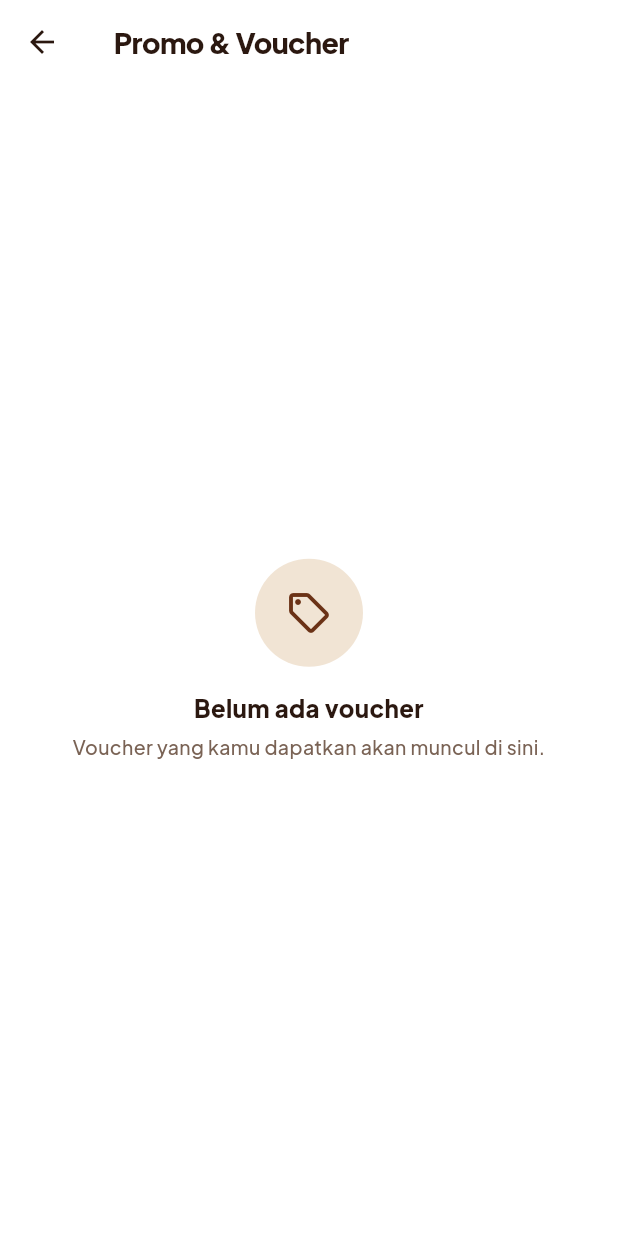
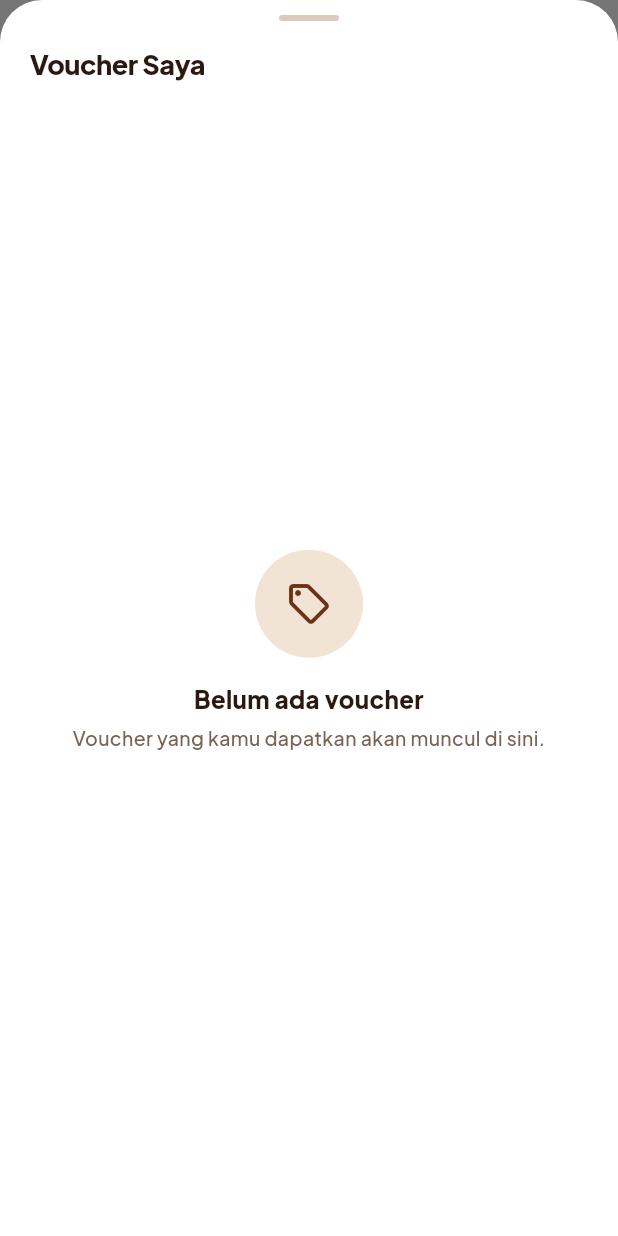
Before and after one commit to ORU25/KopiKita, a Flutter app: the AccountPage widget shown alone on an empty page, opened directly, after a tap on "Notifikasi pesanan", after a tap on "Voucher Saya", on a phone screen of 412 x 824 dp. Run offline on Flutter 3.47's test engine with Material 3 defaults, Android fonts, the light colour scheme and no system bars; our stand-ins replace cached_network_image, cloud_firestore, firebase_auth, firebase_core, image_picker; accounts and stored records are empty.

Commit message:
Voucher Saya di Akun jadi bottom sheet tanpa banner promo

```diff
--- a/lib/screens/account_page.dart
+++ b/lib/screens/account_page.dart
@@ -142,10 +142,7 @@ class AccountPage extends StatelessWidget {
               _barisPengaturan(
                 Icons.confirmation_number_outlined,
                 'Voucher Saya',
-                () => Navigator.push(
-                  context,
-                  MaterialPageRoute(builder: (_) => const PromoPage()),
-                ),
+                () => bukaVoucherSaya(context),
               ),
               _barisPengaturan(
                 Icons.person_outline_rounded,
--- a/lib/screens/promo_page.dart
+++ b/lib/screens/promo_page.dart
@@ -1,4 +1,3 @@
-import 'dart:async';
 import 'package:flutter/material.dart';
 import 'package:flutter/services.dart';
 
@@ -11,55 +10,32 @@ import '../widgets/common.dart';
 import '../widgets/state_views.dart';
 import '../widgets/voucher_card.dart';
 
-class PromoPage extends StatefulWidget {
-  const PromoPage({super.key});
+// bukaVoucherSaya: sheet daftar voucher milik user dari halaman Akun.
+Future<void> bukaVoucherSaya(BuildContext context) {
+  return showModalBottomSheet<void>(
+    context: context,
+    isScrollControlled: true,
+    useSafeArea: true,
+    backgroundColor: AppColors.bg,
+    shape: const RoundedRectangleBorder(
+      borderRadius: BorderRadius.vertical(top: Radius.circular(28)),
+    ),
+    builder: (_) => const _VoucherSayaSheet(),
+  );
+}
+
+class _VoucherSayaSheet extends StatefulWidget {
+  const _VoucherSayaSheet();
 
   @override
-  State<PromoPage> createState() => _PromoPageState();
+  State<_VoucherSayaSheet> createState() => _VoucherSayaSheetState();
 }
 
-class _PromoPageState extends State<PromoPage> {
+class _VoucherSayaSheetState extends State<_VoucherSayaSheet> {
   static const _bulan = [
     'Jan', 'Feb', 'Mar', 'Apr', 'Mei', 'Jun',
     'Jul', 'Agu', 'Sep', 'Okt', 'Nov', 'Des',
   ];
-
-  final PageController _pageController = PageController();
-  int _halamanAktif = 0;
-  Timer? _timerBanner;
-
-  final List<String> _daftarBanner = [
-    'assets/images/banner-promo-1.png',
-    'assets/images/banner-promo-2.png',
-    'assets/images/banner-promo-3.png',
-  ];
-
-  @override
-  void initState() {
-    super.initState();
-    _mulaiAutoScroll();
-  }
-
-  void _mulaiAutoScroll() {
-    _timerBanner = Timer.periodic(const Duration(seconds: 4), (timer) {
-      if (!mounted) return;
-      if (_pageController.hasClients) {
-        int halamanBerikutnya = (_halamanAktif + 1) % _daftarBanner.length;
-        _pageController.animateToPage(
-          halamanBerikutnya,
-          duration: const Duration(milliseconds: 400),
-          curve: Curves.easeInOut,
-        );
-      }
-    });
-  }
-
-  @override
-  void dispose() {
-    _timerBanner?.cancel();
-    _pageController.dispose();
-    super.dispose();
-  }
 
   void _muatUlang() => setState(() {});
 
@@ -79,12 +55,13 @@ class _PromoPageState extends State<PromoPage> {
     return bagian.isEmpty ? 'Gunakan voucher untuk pesananmu' : bagian.join(' · ');
   }
 
+  // _salin: sheet ditutup dulu, SnackBar dari root tertutup barrier kalau sheet masih terbuka
   Future<void> _salin(Voucher v) async {
+    final messenger = ScaffoldMessenger.of(context);
     await Clipboard.setData(ClipboardData(text: v.kode));
-
     if (!mounted) return;
-
-    ScaffoldMessenger.of(context)
+    Navigator.pop(context);
+    messenger
       ..hideCurrentSnackBar()
       ..showSnackBar(
         SnackBar(
@@ -100,25 +77,36 @@ class _PromoPageState extends State<PromoPage> {
 
   @override
   Widget build(BuildContext context) {
-    return Scaffold(
-      backgroundColor: AppColors.bg,
-      appBar: AppBar(
-        backgroundColor: AppColors.bg,
-        foregroundColor: AppColors.ink,
-        elevation: 0,
-        scrolledUnderElevation: 0,
-        titleSpacing: 20,
-        title: Text(
-          'Promo & Voucher',
-          style: ts(19, 800, ls: -0.4),
+    return Column(
+      mainAxisSize: MainAxisSize.min,
+      crossAxisAlignment: CrossAxisAlignment.start,
+      children: [
+        // Handle
+        Center(
+          child: Container(
+            margin: const EdgeInsets.only(top: 10, bottom: 4),
+            width: 40,
+            height: 4,
+            decoration: BoxDecoration(
+              color: AppColors.pending,
+              borderRadius: BorderRadius.circular(2),
             ),
           ),
-      body: StreamBuilder(
+        ),
+        Padding(
+          padding: const EdgeInsets.fromLTRB(20, 12, 20, 12),
+          child: Text('Voucher Saya', style: ts(18, 800, ls: -0.3)),
+        ),
+        Flexible(
+          child: StreamBuilder(
             stream: UserRepo.stream(),
             builder: (context, userSnap) {
               if (userSnap.connectionState == ConnectionState.waiting &&
                   !userSnap.hasData) {
-            return const LoadingView();
+                return const Padding(
+                  padding: EdgeInsets.all(32),
+                  child: LoadingView(),
+                );
               }
 
               if (userSnap.hasError) {
@@ -141,99 +129,21 @@ class _PromoPageState extends State<PromoPage> {
                     ),
                   );
 
-              if (keadaan != null) return keadaan;
+                  if (keadaan != null) {
+                    return Padding(
+                      padding: const EdgeInsets.only(bottom: 24),
+                      child: keadaan,
+                    );
+                  }
 
-              final semua = [...snap.requireData];
-
-              semua.sort((a, b) {
-                final statusA = _berlaku(a) ? 0 : 1;
-                final statusB = _berlaku(b) ? 0 : 1;
-                return statusA.compareTo(statusB);
-              });
-
-              final aktif = semua.where(_berlaku).toList();
-              final lainnya = semua.where((v) => !_berlaku(v)).toList();
+                  final aktif = snap.requireData.where(_berlaku).toList();
+                  final lainnya =
+                      snap.requireData.where((v) => !_berlaku(v)).toList();
 
                   return ListView(
-                padding: const EdgeInsets.fromLTRB(20, 8, 20, 28),
+                    shrinkWrap: true,
+                    padding: const EdgeInsets.fromLTRB(20, 0, 20, 24),
                     children: [
-                  // CAROUSEL BANNER PROMOSI (3 Banner)
-                  SizedBox(
-                    height: 165,
-                    child: PageView.builder(
-                      controller: _pageController,
-                      onPageChanged: (index) {
-                        setState(() {
-                          _halamanAktif = index;
-                        });
-                      },
-                      itemCount: _daftarBanner.length,
-                      itemBuilder: (context, index) {
-                        return Padding(
-                          padding: const EdgeInsets.symmetric(horizontal: 2),
-                          child: ClipRRect(
-                            borderRadius: BorderRadius.circular(18),
-                            child: Image.asset(
-                              _daftarBanner[index],
-                              width: double.infinity,
-                              fit: BoxFit.cover,
-                              errorBuilder: (context, error, stackTrace) {
-                                return Container(
-                                  color: const Color(0xFFEDE2D7),
-                                  alignment: Alignment.center,
-                                  child: const Icon(
-                                    Icons.image_outlined,
-                                    size: 40,
-                                    color: Color(0xFF8B6A52),
-                                  ),
-                                );
-                              },
-                            ),
-                          ),
-                        );
-                      },
-                    ),
-                  ),
-
-                  const SizedBox(height: 10),
-
-                  // INDIKATOR TITIK (DOTS)
-                  Row(
-                    mainAxisAlignment: MainAxisAlignment.center,
-                    children: List.generate(
-                      _daftarBanner.length,
-                      (index) => AnimatedContainer(
-                        duration: const Duration(milliseconds: 300),
-                        margin: const EdgeInsets.symmetric(horizontal: 3),
-                        width: _halamanAktif == index ? 20 : 6,
-                        height: 6,
-                        decoration: BoxDecoration(
-                          color: _halamanAktif == index
-                              ? AppColors.ink
-                              : Colors.brown.withValues(alpha: 0.5),
-                          borderRadius: BorderRadius.circular(3),
-                        ),
-                      ),
-                    ),
-                  ),
-
-                  const SizedBox(height: 22),
-
-                  // JUDUL DAFTAR
-                  Text(
-                    'Voucher Saya',
-                    style: ts(21, 800, ls: -0.6),
-                  ),
-
-                  const SizedBox(height: 5),
-
-                  Text(
-                    'Pilih promo yang ingin kamu gunakan.',
-                    style: ts(13, 400, color: AppColors.muted),
-                  ),
-
-                  const SizedBox(height: 20),
-
                       // VOUCHER AKTIF
                       if (aktif.isNotEmpty) ...[
                         _judulBagian('Bisa digunakan', aktif.length),
@@ -277,13 +187,11 @@ class _PromoPageState extends State<PromoPage> {
                         ),
                       ],
 
-                  const SizedBox(height: 8),
-
                       if (aktif.isNotEmpty)
                         Text(
-                      'Ketuk voucher yang tersedia untuk menyalin kodenya.',
+                          'Ketuk voucher untuk menyalin kodenya.',
                           textAlign: TextAlign.center,
-                      style: ts(11, 400, color: AppColors.muted),
+                          style: ts(12, 400, color: AppColors.muted),
                         ),
                     ],
                   );
@@ -291,6 +199,8 @@ class _PromoPageState extends State<PromoPage> {
               );
             },
           ),
+        ),
+      ],
     );
   }
 
@@ -309,8 +219,7 @@ class _PromoPageState extends State<PromoPage> {
   }
 
   Widget _tampilanError() {
-    return Center(
-      child: Padding(
+    return Padding(
       padding: const EdgeInsets.all(24),
       child: Column(
         mainAxisSize: MainAxisSize.min,
@@ -335,7 +244,6 @@ class _PromoPageState extends State<PromoPage> {
           ),
         ],
       ),
-      ),
     );
   }
 }
```
Also changed, not shown: 1 other file. Lines whose indentation alone changed are shown as unchanged.
